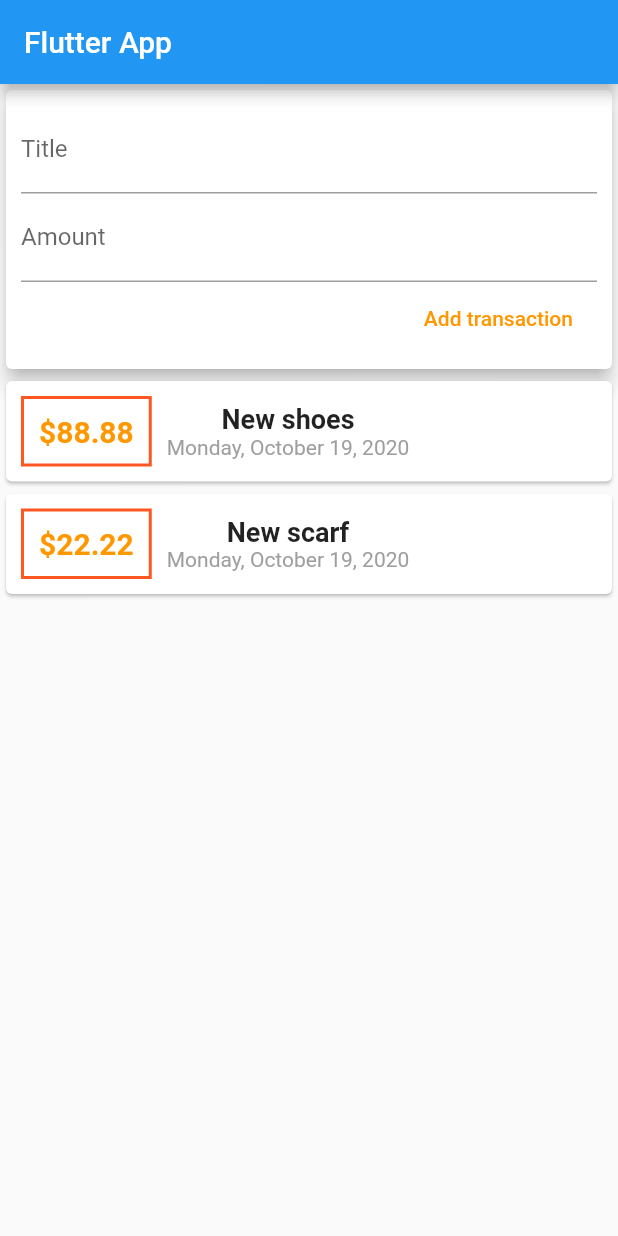
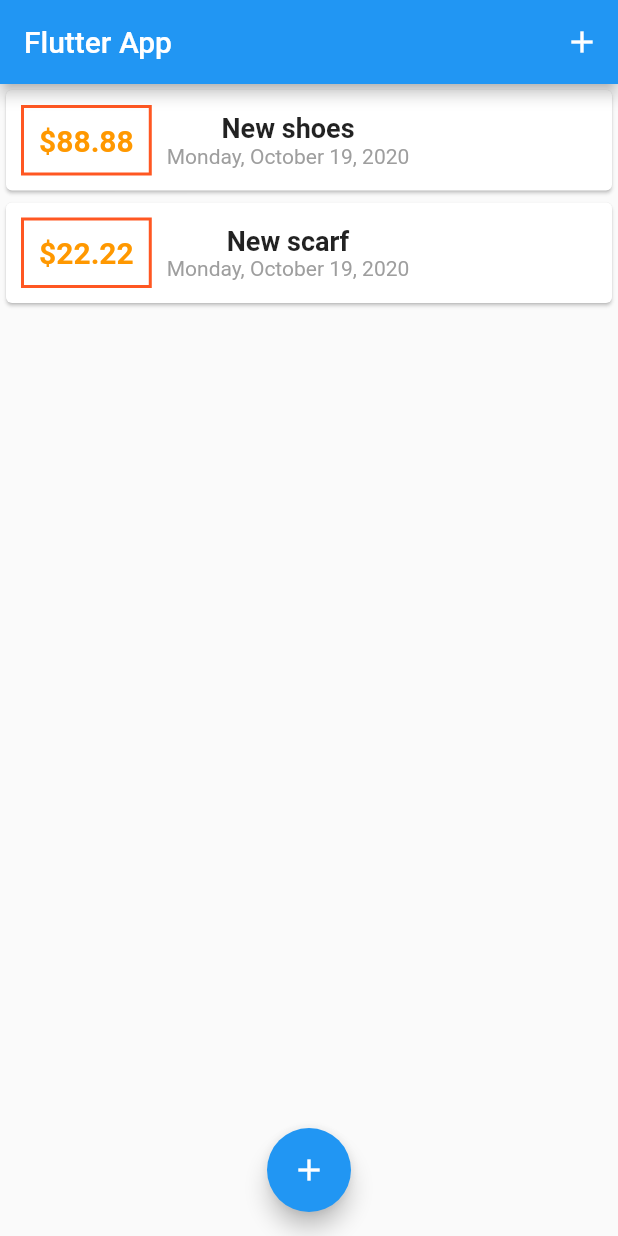
Before and after one commit to GianMor/personal_expenses_flutter, a Flutter app: the screen it shows after launch, on a phone screen of 412 x 824 dp. Run offline on Flutter 3.47's test engine with Material 2 defaults, Android fonts, the phone set to English and light mode, and no system bars.

Commit message:
modify addTransaction with floatingbutton

```diff
--- a/lib/main.dart
+++ b/lib/main.dart
@@ -1,5 +1,9 @@
+import 'dart:math';
+
 import 'package:flutter/material.dart';
-import './widgets/user_transaction.dart';
+import 'package:personal_expenses_flutter/widgets/new_transaction.dart';
+import 'package:personal_expenses_flutter/widgets/transaction_list.dart';
+import 'models/transaction.dart';
 
 void main() => runApp(MyApp());
 
@@ -13,20 +17,56 @@ class MyApp extends StatelessWidget {
   }
 }
 
-class MyHomePage extends StatelessWidget {
+class MyHomePage extends StatefulWidget {
+  @override
+  _MyHomePageState createState() => _MyHomePageState();
+}
+
+class _MyHomePageState extends State<MyHomePage> {
+  final List<Transaction> _transactionList = [
+    Transaction(id: 1, title: "New shoes", amount: 88.88, date: DateTime.now()),
+    Transaction(id: 2, title: "New scarf", amount: 22.22, date: DateTime.now()),
+  ];
+
+  void _addNewTransaction(String title, double amount) {
+    final newTx = Transaction(
+        id: Random().nextInt(100),
+        title: title,
+        amount: amount,
+        date: DateTime.now());
+
+    setState(() => _transactionList.add(newTx));
+  }
+
+  void startAddNewTransaction(BuildContext ctx) {
+    showModalBottomSheet(
+        context: ctx,
+        builder: (_) => GestureDetector(
+            onTap: () {},
+            child: NewTransaction(_addNewTransaction),
+            behavior: HitTestBehavior.opaque));
+  }
 
   @override
   Widget build(BuildContext context) {
     return Scaffold(
-        appBar: AppBar(
-          title: Text("Flutter App"),
+      appBar: AppBar(
+        title: Text("Flutter App"),
+        actions: <Widget>[
+          IconButton(
+              icon: Icon(Icons.add),
+              onPressed: () => startAddNewTransaction(context))
+        ],
+      ),
+      body: SingleChildScrollView(
+        child: Column(
+          children: <Widget>[TransactionList(_transactionList)],
         ),
-        body: SingleChildScrollView(
-                  child: Column(
-            children: <Widget>[
-              UserTransaction()
-            ],
-          ),
-        ));
+      ),
+      floatingActionButtonLocation: FloatingActionButtonLocation.centerFloat,
+      floatingActionButton: FloatingActionButton(
+          child: Icon(Icons.add),
+          onPressed: () => startAddNewTransaction(context)),
+    );
   }
 }
--- a/lib/widgets/user_transaction.dart
+++ /dev/null
@@ -1,36 +0,0 @@
-import 'dart:math';
-
-import 'package:flutter/material.dart';
-
-import './new_transaction.dart';
-import './transaction_list.dart';
-import '../models/transaction.dart';
-
-class UserTransaction extends StatefulWidget {
-  @override
-  _UserTransactionState createState() => _UserTransactionState();
-}
-
-class _UserTransactionState extends State<UserTransaction> {
-  final List<Transaction> _transactionList = [
-    Transaction(id: 1, title: "New shoes", amount: 88.88, date: DateTime.now()),
-    Transaction(id: 2, title: "New scarf", amount: 22.22, date: DateTime.now()),
-  ];
-
-  void _addNewTransaction(String title, double amount) {
-    final newTx = Transaction(
-        id: Random().nextInt(100),
-        title: title,
-        amount: amount,
-        date: DateTime.now());
-
-    setState(() => _transactionList.add(newTx));
-  }
-
-  @override
-  Widget build(BuildContext context) {
-    return Column(
-      children: [NewTransaction(_addNewTransaction), TransactionList(_transactionList)],
-    );
-  }
-}
```
